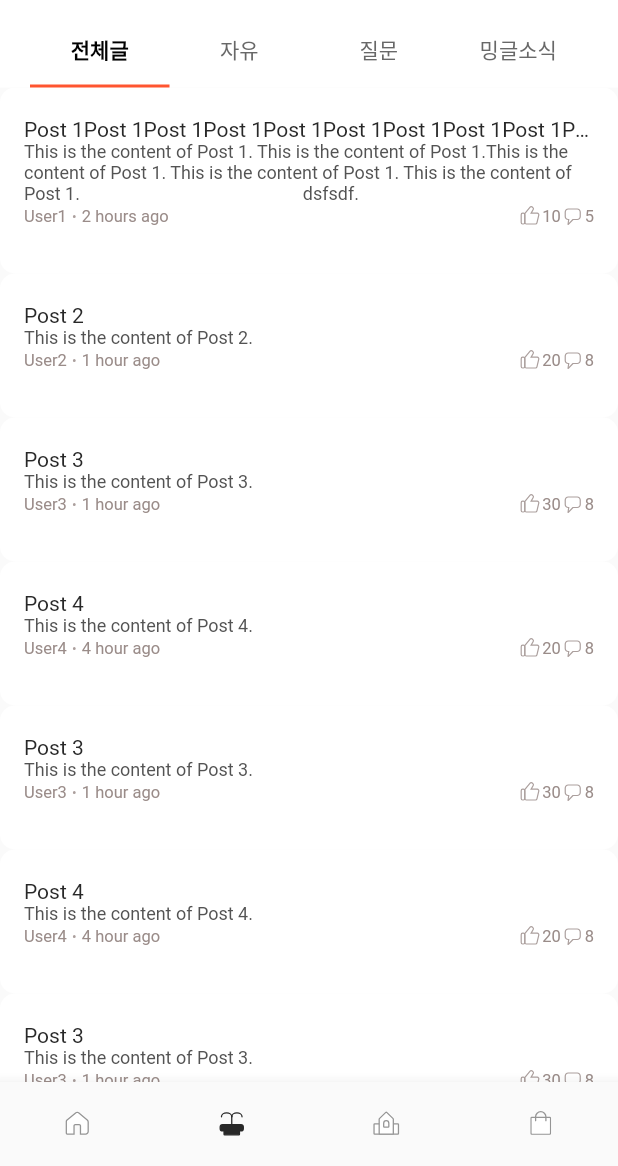
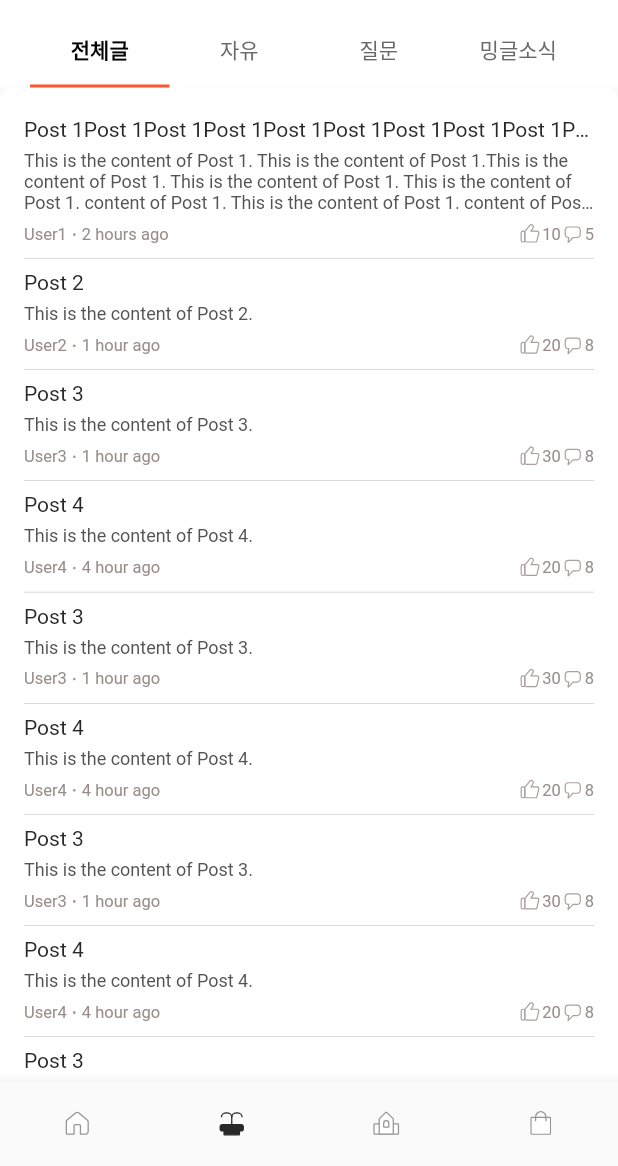
Before and after one commit to Team-Mingle/mingle-frontend, a Flutter app: the screen it shows after launch, item 2 of the bottom bar chosen, on a phone screen of 412 x 824 dp, the part 70-1236 px from its top. Run offline on Flutter 3.47's test engine with Material 2 defaults, Android fonts, the phone set to English and light mode, and no system bars; our stand-ins replace carousel_slider, dropdown_button2, flutter_riverpod, flutter_svg; network calls fail; Roboto replaces fonts that are missing (Pretendard Variable).

Commit message:
padding 분기 처리

```diff
--- a/mingle/lib/common/component/post_preview_card.dart
+++ b/mingle/lib/common/component/post_preview_card.dart
@@ -14,7 +14,6 @@ class PostPreviewCard extends StatelessWidget {
     Key? key,
   }) : super(key: key);
 
-  // 카드 유형에 따라 텍스트 줄 수를 조절
   int getMaxLines() {
     switch (cardType) {
       case CardType.home:
@@ -24,6 +23,27 @@ class PostPreviewCard extends StatelessWidget {
       case CardType.lawn:
         return 3;
     }
+  }
+
+  double getMaxPadding() {
+    switch (cardType) {
+      case CardType.home:
+        return 10.0;
+      case CardType.square:
+        return 8.0;
+      case CardType.lawn:
+        return 8.0;
+    }
+  }
+
+  Widget buildDivider() {
+    final verticalPadding = cardType == CardType.home ? 10.0 : 8.0;
+
+    return Container(
+      margin: EdgeInsets.symmetric(vertical: verticalPadding),
+      height: 0.1,
+      color: Colors.black,
+    );
   }
 
   @override
@@ -41,11 +61,7 @@ class PostPreviewCard extends StatelessWidget {
           itemCount: postList.length,
           itemBuilder: (context, index) {
             final post = postList[index];
-            return InkWell(
-              onTap: () {
-                print('Post ${post['title']} tapped');
-              },
-              child: Column(
+            return Column(
               children: [
                 Row(
                   children: [
@@ -68,6 +84,9 @@ class PostPreviewCard extends StatelessWidget {
                     ),
                   ],
                 ),
+                const SizedBox(
+                  height: 6.0,
+                ),
                 Align(
                   alignment: Alignment.centerLeft,
                   child: Text(
@@ -82,6 +101,9 @@ class PostPreviewCard extends StatelessWidget {
                     maxLines: getMaxLines(),
                     overflow: TextOverflow.ellipsis,
                   ),
+                ),
+                const SizedBox(
+                  height: 6.0,
                 ),
                 Row(
                   mainAxisAlignment: MainAxisAlignment.spaceBetween,
@@ -153,14 +175,8 @@ class PostPreviewCard extends StatelessWidget {
                     ),
                   ],
                 ),
-                  const SizedBox(height: 10.0),
-                  if (index != postList.length - 1)
-                    const Divider(
-                      color: GRAYSCALE_GRAY_01,
-                      thickness: 0.0,
-                    ),
+                if (index != postList.length - 1) buildDivider(),
               ],
-              ),
             );
           },
         ),
--- a/mingle/lib/user/view/home_screen/square_tab_screen.dart
+++ b/mingle/lib/user/view/home_screen/square_tab_screen.dart
@@ -8,7 +8,7 @@ class SquareTabScreen extends StatelessWidget {
       'title':
           'Post 1Post 1Post 1Post 1Post 1Post 1Post 1Post 1Post 1Post 1Post 1Post 1Post 1Post 1Post 1Post 1Post 1',
       'content':
-          'This is the content of Post 1. This is the content of Post 1.This is the content of Post 1. This is the content of Post 1. This is the content of Post 1.                                                  dsfsdf.',
+          'This is the content of Post 1. This is the content of Post 1.This is the content of Post 1. This is the content of Post 1. This is the content of Post 1. content of Post 1. This is the content of Post 1. content of Post 1. This is the content of Post 1. content of Post 1. This is the content of Post 1..',
       'nickname': 'User1',
       'timestamp': '2 hours ago',
       'likeCounts': '10',
@@ -167,48 +167,24 @@ class SquareTabScreen extends StatelessWidget {
       tab4: '밍글소식',
       tabContents: [
         // 첫 번째 탭 내용
-        ListView.builder(
-          itemCount: dummyPostList.length,
-          itemBuilder: (BuildContext context, int index) {
-            final post = dummyPostList[index];
-            return PostPreviewCard(
-              postList: [post], // 각 항목은 별도의 리스트로 표시
-              cardType: CardType.square,
-            );
-          },
+        PostPreviewCard(
+          postList: dummyPostList,
+          cardType: CardType.square,
         ),
         // 두 번째 탭 내용
-        ListView.builder(
-          itemCount: dummyPostList.length,
-          itemBuilder: (BuildContext context, int index) {
-            final post = dummyPostList[index];
-            return PostPreviewCard(
-              postList: [post], // 각 항목은 별도의 리스트로 표시
-              cardType: CardType.square,
-            );
-          },
+        PostPreviewCard(
+          postList: dummyPostList,
+          cardType: CardType.square,
         ),
         // 세 번째 탭 내용
-        ListView.builder(
-          itemCount: dummyPostList.length,
-          itemBuilder: (BuildContext context, int index) {
-            final post = dummyPostList[index];
-            return PostPreviewCard(
-              postList: [post], // 각 항목은 별도의 리스트로 표시
-              cardType: CardType.square,
-            );
-          },
+        PostPreviewCard(
+          postList: dummyPostList,
+          cardType: CardType.square,
         ),
         // 네 번째 탭 내용
-        ListView.builder(
-          itemCount: dummyPostList.length,
-          itemBuilder: (BuildContext context, int index) {
-            final post = dummyPostList[index];
-            return PostPreviewCard(
-              postList: [post], // 각 항목은 별도의 리스트로 표시
-              cardType: CardType.square,
-            );
-          },
+        PostPreviewCard(
+          postList: dummyPostList,
+          cardType: CardType.square,
         ),
       ],
     );
--- a/mingle/lib/user/view/home_screen/tab_screen.dart
+++ b/mingle/lib/user/view/home_screen/tab_screen.dart
@@ -124,7 +124,13 @@ class TabScreen extends StatelessWidget {
           ),
         ),
         body: TabBarView(
-          children: tabContents,
+          physics: const AlwaysScrollableScrollPhysics(), // 스크롤 활성화
+          children: tabContents.map((tabContent) {
+            // PostPreviewCard를 SingleChildScrollView로 감싸기
+            return SingleChildScrollView(
+              child: tabContent,
+            );
+          }).toList(),
         ),
       ),
     );
```
Also changed, not shown: mingle/lib/user/view/home_screen/home_tab_screen.dart (line endings or trailing spaces). Lines whose indentation alone changed are shown as unchanged.
